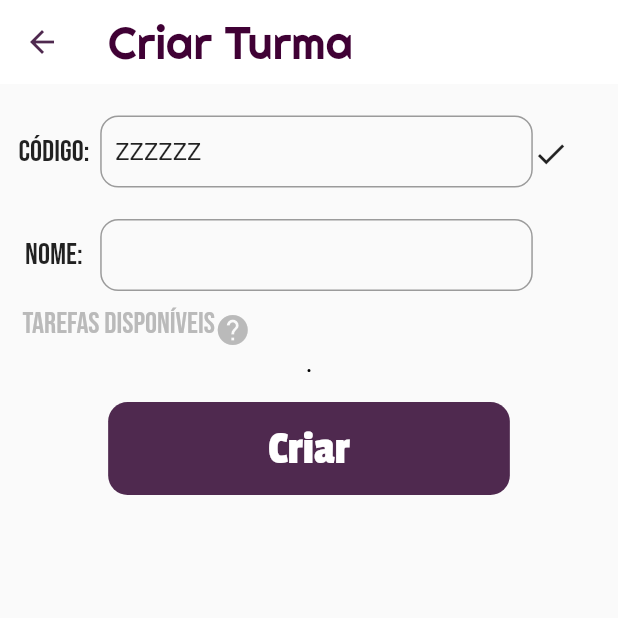
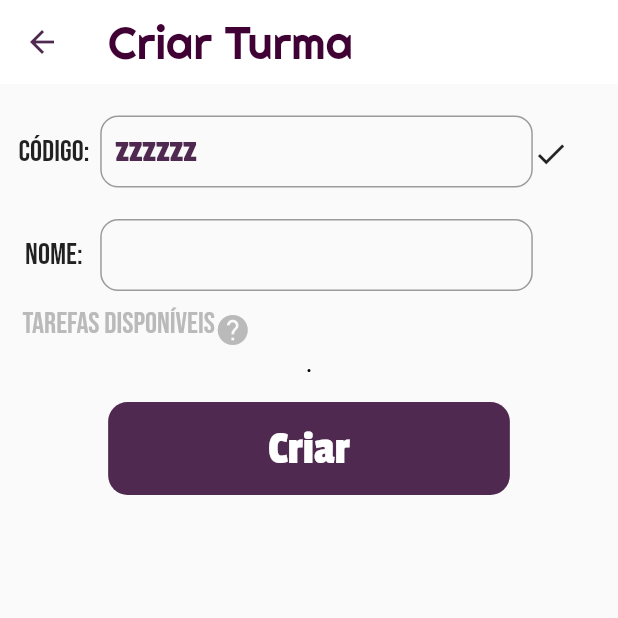
Before and after one commit to alvarengazv/abnt_game, a Flutter app: the CriarTurmaScreen screen opened directly, on a phone screen of 412 x 824 dp, the top half of it. Run offline on Flutter 3.47's test engine with Material 2 defaults, Android fonts, the phone set to English and light mode, and no system bars; our stand-ins replace auto_size_text, bot_toast, cloud_firestore, firebase_auth, firebase_core, firebase_storage and 5 more; accounts and stored records are empty.

Commit message:
Fix: Cores TextFormField

```diff
--- a/lib/modules/turma/screens/criarTurmaScreen.dart
+++ b/lib/modules/turma/screens/criarTurmaScreen.dart
@@ -107,6 +107,11 @@ class _CriarTurmaScreenState extends State<CriarTurmaScreen> {
                     SizedBox(
                       width: size.width * 0.7,
                       child: TextFormField(
+                        style: const TextStyle(
+                                        fontFamily: "PassionOne",
+                                        fontSize: 20,
+                                        color: primary),
+                        cursorColor: primary,
                         autovalidateMode: AutovalidateMode.onUserInteraction,
                         validator: (val) {
                           if (val!.length < 6 || val.length > 6) {
@@ -181,6 +186,11 @@ class _CriarTurmaScreenState extends State<CriarTurmaScreen> {
                   SizedBox(
                     width: size.width * 0.7,
                     child: TextFormField(
+                      style: const TextStyle(
+                                        fontFamily: "PassionOne",
+                                        fontSize: 20,
+                                        color: primary),
+                      cursorColor: primary,
                       autovalidateMode: AutovalidateMode.onUserInteraction,
                       validator: (val) {
                         if (val == null || val.isEmpty) {
```
Also changed, not shown: lib/modules/home/pages/telas/editar_perfil.dart (+8 -2 lines), lib/modules/login/pages/cadastro.dart (+11 -3 lines), lib/modules/login/pages/login.dart (+8 -2 lines), lib/modules/perfil/screens/codigoTurma.dart (+8 -3 lines), lib/modules/turma/screens/editarTurma.dart (+10 -0 lines), pubspec.lock.
